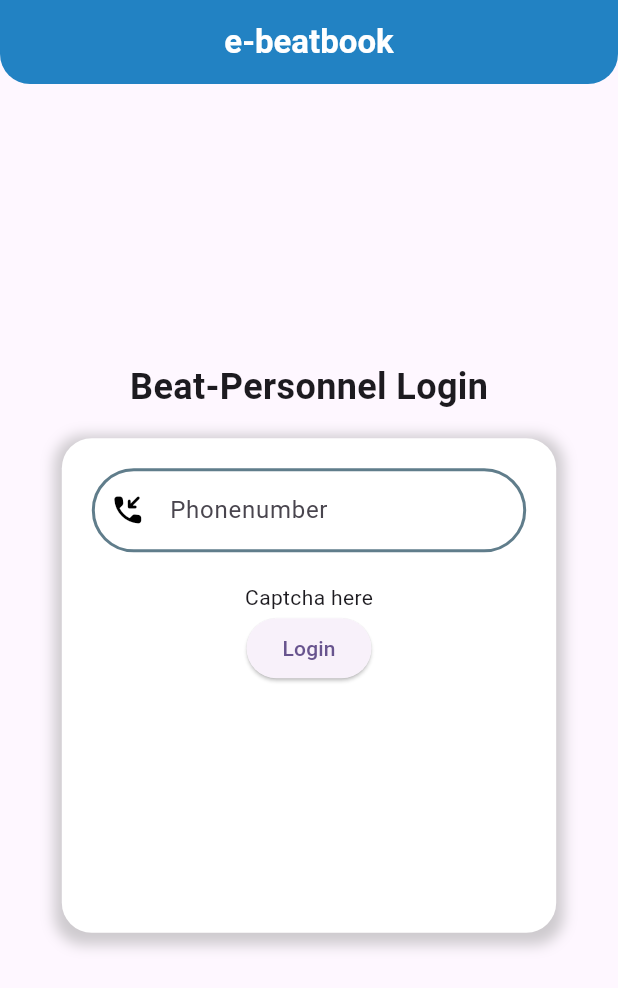
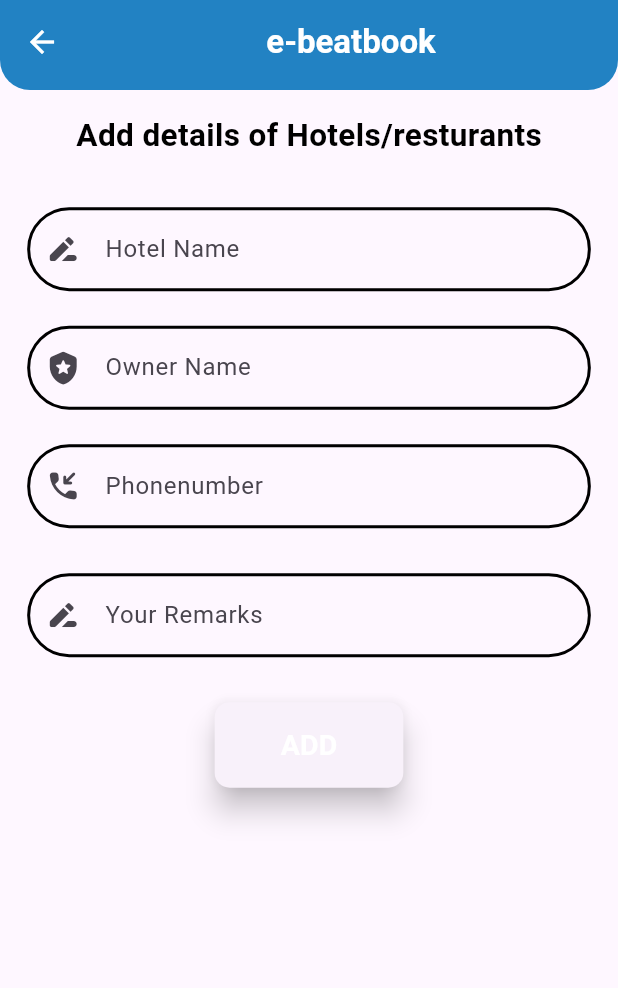
Before and after one commit to aryastark-pixel/flutter_eBeatbook, a Flutter app: the screen it shows after launch, after a tap on "Login", on a phone screen of 412 x 824 dp. Shown: the top 988 px of the screen. Run offline on Flutter 3.47's test engine with Material 3 defaults, Android fonts, the light colour scheme and no system bars.

Commit message:
1st phase of Loggedin page implemented

```diff
--- /dev/null
+++ b/lib/view/pages/beatLoggedin.dart
@@ -0,0 +1,42 @@
+// Logged in page of Beat Personnel
+//page 2
+import 'package:e_beatbook/view/widgets/loggedinWidgets.dart';
+import 'package:e_beatbook/view/widgets/loginwidgets.dart';
+import 'package:flutter/material.dart';
+class BeatLoggedIn extends StatefulWidget {
+  const BeatLoggedIn({super.key});
+
+  @override
+  State<BeatLoggedIn> createState() => _BeatLoggedInState();
+}
+
+class _BeatLoggedInState extends State<BeatLoggedIn> {
+  @override
+  Widget build(BuildContext context) {
+    return Scaffold(
+      appBar: CustomAppbar(),
+      body: SafeArea(
+        child: SingleChildScrollView(
+          child: Column(
+            children:[
+              Padding(
+                padding: const EdgeInsets.all(15.0),
+                child: Row (
+                  mainAxisAlignment: MainAxisAlignment.center,
+                  children :[
+                    Text('Add details of Hotels/resturants', style:  TextStyle(
+                      color: Colors.black,
+                      fontSize: 21,
+                      fontWeight: FontWeight.bold,
+                    ),),
+                  ],
+                ),
+              ),
+              HotelsForms(),
+            ]
+          ),
+        ),
+      )
+    );
+  }
+}
--- a/lib/view/pages/loginpage.dart
+++ b/lib/view/pages/loginpage.dart
@@ -1,4 +1,5 @@
 //Loginpage aka homepage
+//page1
 
 import 'package:e_beatbook/view/widgets/loginwidgets.dart';
 import 'package:flutter/material.dart';
@@ -13,24 +14,7 @@ class _LoginPageState extends State<LoginPage> {
   @override
   Widget build(BuildContext context) {
     return Scaffold(
-      appBar: AppBar(
-          shape: RoundedRectangleBorder(
-              borderRadius: BorderRadius.vertical(
-                bottom: Radius.circular(20),
-
-              )
-          ),
-          title: Center(child: Text('e-beatbook',
-              style: TextStyle(
-                color: Colors.white,
-                fontWeight: FontWeight.bold,
-              ),
-            )),
-          primary: true,
-          backgroundColor: Color(0xFF2282C3),
-          iconTheme: IconThemeData(color: Colors.white)
-
-      ),
+      appBar: CustomAppbar(),
       body: Column(
         mainAxisAlignment: MainAxisAlignment.center,
         children: [
--- /dev/null
+++ b/lib/view/widgets/loggedinWidgets.dart
@@ -0,0 +1,209 @@
+//page2 widget 2
+import 'package:flutter/material.dart';
+class HotelsForms extends StatefulWidget {
+  const HotelsForms({super.key});
+
+  @override
+  State<HotelsForms> createState() => _HotelsFormsState();
+}
+
+class _HotelsFormsState extends State<HotelsForms> {
+  final GlobalKey<FormState> _formkey = GlobalKey<FormState>();
+  @override
+  Widget build(BuildContext context) {
+    return Padding(
+      padding: const EdgeInsets.all(18.1),
+      child: Form(
+        key: _formkey,
+        child: Expanded(
+          child: Column(
+            children: [
+              TextFormField(
+                //   controller: nameController,
+                keyboardType: TextInputType.text,
+                decoration: InputDecoration(
+                  labelText: 'Hotel Name',
+                  hintText: 'Enter name of Hotels/Restaurant',
+                  fillColor: Color(0xFFAFCBDE),
+                  prefixIcon: Icon(Icons.drive_file_rename_outline_rounded,
+                    ),
+                  enabledBorder: OutlineInputBorder(
+                    borderSide: BorderSide(width: 2,  ),
+                    borderRadius: BorderRadius.circular(30.0),),
+                  border:OutlineInputBorder(
+                    borderRadius: BorderRadius.circular(10.0),),),
+
+                onChanged: (String value){
+                  print(value);
+                  //_dataToSend['name'] = value;
+
+
+                },
+
+                validator:(value){
+                  if (value == null || value.isEmpty) {
+                    return 'Hotel Name is required';
+                  }
+                  if (value.length <5)
+                  {
+                    return 'Invalid Hotel Name';
+                  }
+                  return null;},
+              ),
+              SizedBox(height: 23),
+              TextFormField(
+                //controller: postController,
+                keyboardType: TextInputType.text,
+                decoration: InputDecoration(
+                  labelText: 'Owner Name',
+                  hintText: 'Enter the name of the owner',
+                  fillColor: Color(0xFFAFCBDE),
+                  prefixIcon: Icon(Icons.local_police_rounded,
+                     ),
+                  enabledBorder: OutlineInputBorder(
+                    borderSide: BorderSide(width: 2, ),
+                    borderRadius: BorderRadius.circular(30.0),),
+                  border:OutlineInputBorder(
+                    borderRadius: BorderRadius.circular(10.0),),),
+                onChanged: (String value){
+                  print(value);
+                 // _dataToSend['post'] = value;
+                },
+
+                validator:(value){
+                  if (value == null || value.isEmpty) {
+                    return 'Owner Name is required';
+                  }
+                  return null;},),
+              SizedBox(height: 23),
+              TextFormField(
+               // controller: phonenumberController,
+                keyboardType: TextInputType.text,
+                decoration: InputDecoration(
+                  labelText: 'Phonenumber',
+                  hintText: 'Enter phone number of the owner',
+                  fillColor: Color(0xFFAFCBDE),
+                  prefixIcon: Icon( Icons.phone_callback_rounded,
+                   // color: anotherColor,
+                  ),
+
+                  enabledBorder: OutlineInputBorder(
+                    borderSide: BorderSide(width: 2, ),
+                    borderRadius: BorderRadius.circular(30.0),
+                  ),
+                  border:OutlineInputBorder(
+                    borderRadius: BorderRadius.circular(10.0),
+                  ),
+                ),
+                onChanged: (String value){
+                  print(value);
+                 // _dataToSend['phonenumber'] = value;
+
+                },
+                validator: (value) {
+                  if (value == null || value.isEmpty) {
+                    return 'Phonenumber is required';
+                  }
+                  RegExp regex = RegExp(r'^[0-9]{10}$');
+                  if (!regex.hasMatch(value)) {
+                    return 'Phone number must be a 10-digit number';
+                  }
+                  return null;
+                },
+              ),
+              SizedBox(height: 30,),
+              TextFormField(
+                //   controller: nameController,
+                keyboardType: TextInputType.text,
+                decoration: InputDecoration(
+                  labelText: 'Your Remarks',
+                  hintText: 'Your Remarks',
+                  fillColor: Color(0xFFAFCBDE),
+                  prefixIcon: Icon(Icons.drive_file_rename_outline_rounded,
+                  ),
+                  enabledBorder: OutlineInputBorder(
+                    borderSide: BorderSide(width: 2,  ),
+                    borderRadius: BorderRadius.circular(30.0),),
+                  border:OutlineInputBorder(
+                    borderRadius: BorderRadius.circular(10.0),),),
+
+                onChanged: (String value){
+                  print(value);
+                  //_dataToSend['name'] = value;
+
+
+                },
+
+                validator:(value){
+                  if (value == null || value.isEmpty) {
+                    return 'Remarks is required';
+                  }
+                  if (value.length <5)
+                  {
+                    return 'Invalid Remark';
+                  }
+                  return null;},
+              ),
+              SizedBox(height: 30,),
+              ElevatedButton(
+                onPressed: () {
+                  if(_formkey.currentState!.validate()){
+                    showDialog(
+                      context: context,
+                      barrierDismissible: false,
+                      builder: (BuildContext context) {
+                        return AlertDialog(
+                          title: Text('Edit Confirmation'),
+                          content: Text(
+                              'Are you sure you want to Edit this item?'),
+                          actions: [
+                            TextButton(
+                              onPressed: () {
+                                Navigator.of(context).pop();
+                              },
+                              child: Text('Cancel'),
+                            ),
+                            TextButton(
+                              onPressed: () async {
+                                // print(_dataToSend);
+                                // submitupdatedData(widget.id);
+                                // phonenumberController.clear();
+                                // postController.clear();
+                                // nameController.clear();
+                                Navigator.of(context).pop();
+                              },
+                              child: Text('Edit'),
+                            ),
+                          ],
+                        );
+                      },
+                    );
+                  }
+
+                },
+                style: ElevatedButton.styleFrom(
+                  shape: RoundedRectangleBorder(
+                    borderRadius: BorderRadius.circular(10.0),
+                  ),
+                  elevation: 8.0,
+                  shadowColor: Colors.black,
+                ),
+                child: Container(
+                  padding: EdgeInsets.symmetric(horizontal: 20.0, vertical: 15.0),
+                  child: Text(
+                    'ADD',
+                    style: TextStyle(
+                      fontSize: 19.0,
+                      fontWeight: FontWeight.bold,
+                      color: Colors.white,
+                    ),
+                  ),
+                ),
+              ),
+            ],
+          ),
+        ),
+      ),
+    );
+  }
+}
--- a/lib/view/widgets/loginwidgets.dart
+++ b/lib/view/widgets/loginwidgets.dart
@@ -1,5 +1,35 @@
 //all the widgets of loginpage
+//page 1 widget1
+import 'package:e_beatbook/view/pages/beatLoggedin.dart';
 import 'package:flutter/material.dart';
+class CustomAppbar extends StatelessWidget implements
+    PreferredSizeWidget {
+  const CustomAppbar({super.key});
+  @override
+  Size get preferredSize => Size.fromHeight(60.0);
+  @override
+  Widget build(BuildContext context) {
+    return AppBar(
+        shape: RoundedRectangleBorder(
+            borderRadius: BorderRadius.vertical(
+              bottom: Radius.circular(20),
+
+            )
+        ),
+        title: Center(child: Text('e-beatbook',
+          style: TextStyle(
+            color: Colors.white,
+            fontWeight: FontWeight.bold,
+          ),
+        )),
+        primary: true,
+        backgroundColor: Color(0xFF2282C3),
+        iconTheme: IconThemeData(color: Colors.white)
+
+    );
+  }
+}
+
 class LoginWidget extends StatelessWidget {
   const LoginWidget({super.key});
 
@@ -47,9 +77,14 @@ class LoginWidget extends StatelessWidget {
     );
   }
 }
-class FormFields extends StatelessWidget {
+class FormFields extends StatefulWidget {
   const FormFields({super.key});
 
+  @override
+  State<FormFields> createState() => _FormFieldsState();
+}
+
+class _FormFieldsState extends State<FormFields> {
   @override
   Widget build(BuildContext context) {
     final GlobalKey<FormState> _formkey = GlobalKey<FormState>();
@@ -108,14 +143,15 @@ class Captcha extends StatelessWidget {
   }
 }
 
-
 class LoginButton extends StatelessWidget {
   const LoginButton({super.key});
 
   @override
   Widget build(BuildContext context) {
     return ElevatedButton(
-        onPressed: (){},
+        onPressed: (){
+          Navigator.push(context, MaterialPageRoute(builder: (context) =>BeatLoggedIn(),),);
+        },
         child: Text('Login'));
   }
 }
```
Also changed, not shown: pubspec.lock.
